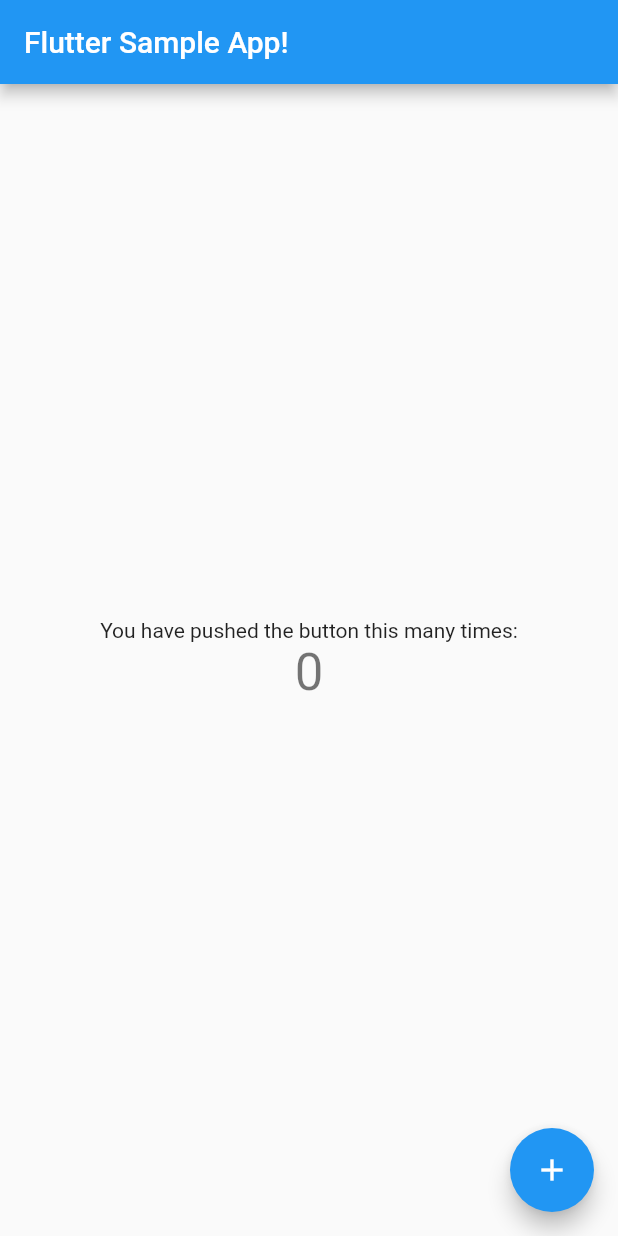
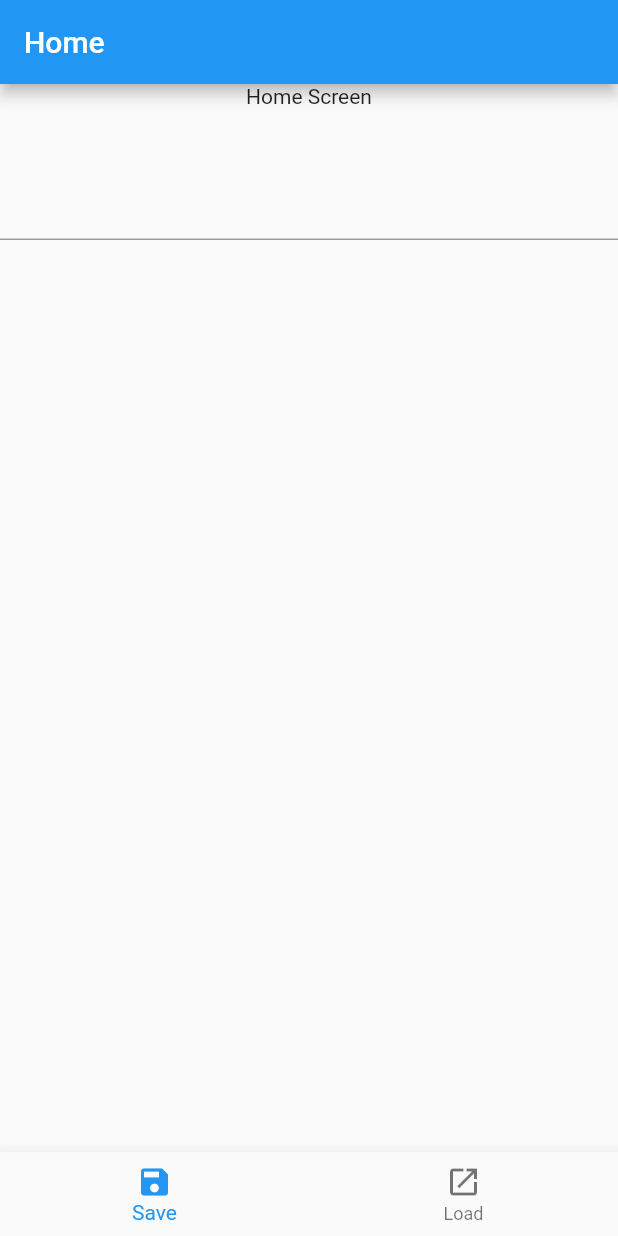
Before and after one commit to Liyuu8/flutter_app, a Flutter app: the screen it shows after launch, on a phone screen of 412 x 824 dp. Run offline on Flutter 3.47's test engine with Material 2 defaults, Android fonts, the phone set to English and light mode, and no system bars.

Commit message:
Access files

```diff
--- a/lib/main.dart
+++ b/lib/main.dart
@@ -1,4 +1,8 @@
 import 'package:flutter/material.dart';
+
+import 'dart:async';
+import 'dart:io';
+import 'package:path_provider/path_provider.dart';
 
 void main() => runApp(MyApp());
 
@@ -20,13 +24,16 @@ class MyApp extends StatelessWidget {
         // is not restarted.
         primarySwatch: Colors.blue,
       ),
-      home: MyHomePage(title: 'Flutter Sample App!'),
+      initialRoute: '/',
+      routes: {
+        '/': (context) => FirstScreen(),
+      },
     );
   }
 }
 
-class MyHomePage extends StatefulWidget {
-  MyHomePage({Key key, this.title}) : super(key: key);
+class FirstScreen extends StatefulWidget {
+  FirstScreen({Key key}) : super(key: key);
 
   // This widget is the home page of your application. It is stateful, meaning
   // that it has a State object (defined below) that contains fields that affect
@@ -37,25 +44,13 @@ class MyHomePage extends StatefulWidget {
   // used by the build method of the State. Fields in a Widget subclass are
   // always marked "final".
 
-  final String title;
-
   @override
-  _MyHomePageState createState() => _MyHomePageState();
+  _FirstScreenState createState() => _FirstScreenState();
 }
 
-class _MyHomePageState extends State<MyHomePage> {
-  int _counter = 0;
-
-  void _incrementCounter() {
-    setState(() {
-      // This call to setState tells the Flutter framework that something has
-      // changed in this State, which causes it to rerun the build method below
-      // so that the display can reflect the updated values. If we changed
-      // _counter without calling setState(), then the build method would not be
-      // called again, and so nothing would appear to happen.
-      _counter++;
-    });
-  }
+class _FirstScreenState extends State<FirstScreen> {
+  final _controller = TextEditingController();
+  final _fname = 'mydata.txt';
 
   @override
   Widget build(BuildContext context) {
@@ -69,43 +64,87 @@ class _MyHomePageState extends State<MyHomePage> {
       appBar: AppBar(
         // Here we take the value from the MyHomePage object that was created by
         // the App.build method, and use it to set our appbar title.
-        title: Text(widget.title),
+        title: Text('Home'),
       ),
-      body: Center(
-        // Center is a layout widget. It takes a single child and positions it
-        // in the middle of the parent.
-        child: Column(
-          // Column is also layout widget. It takes a list of children and
-          // arranges them vertically. By default, it sizes itself to fit its
-          // children horizontally, and tries to be as tall as its parent.
-          //
-          // Invoke "debug painting" (press "p" in the console, choose the
-          // "Toggle Debug Paint" action from the Flutter Inspector in Android
-          // Studio, or the "Toggle Debug Paint" command in Visual Studio Code)
-          // to see the wireframe for each widget.
-          //
-          // Column has various properties to control how it sizes itself and
-          // how it positions its children. Here we use mainAxisAlignment to
-          // center the children vertically; the main axis here is the vertical
-          // axis because Columns are vertical (the cross axis would be
-          // horizontal).
-          mainAxisAlignment: MainAxisAlignment.center,
-          children: <Widget>[
-            Text(
-              'You have pushed the button this many times:',
-            ),
-            Text(
-              '$_counter',
-              style: Theme.of(context).textTheme.display1,
-            ),
-          ],
-        ),
+      body: Column(
+        children: <Widget>[
+          Text('Home Screen',),
+          Padding(padding: EdgeInsets.all(20.0),),
+          TextField(
+            controller: _controller,
+          )
+        ],
       ),
-      floatingActionButton: FloatingActionButton(
-        onPressed: _incrementCounter,
-        tooltip: 'Increment',
-        child: Icon(Icons.add),
-      ), // This trailing comma makes auto-formatting nicer for build methods.
+      bottomNavigationBar: BottomNavigationBar(
+        currentIndex: 0,
+        items: <BottomNavigationBarItem>[
+          BottomNavigationBarItem(
+            title: Text('Save'),
+            icon: Icon(Icons.save),
+          ),
+          BottomNavigationBarItem(
+            title: Text('Load'),
+            icon: Icon(Icons.open_in_new),
+          ),
+        ],
+        onTap: (int value){
+          switch(value) {
+            case 0:
+              // 非同期処理だけど、戻り値を待つ必要はない。
+              saveIt(_controller.text);
+              setState(() {
+                _controller.text = '';
+              });
+              showDialog(
+                context: context,
+                builder: (BuildContext context) => AlertDialog(
+                  title: Text('saved!'),
+                  content: Text('save message to file.'),
+                )
+              );
+              break;
+            case 1:
+              setState(() {
+                // 非同期処理で、戻り値を待つ必要あり。
+                loadIt().then((String value){
+                  setState(() {
+                    _controller.text = value;
+                  });
+                  showDialog(
+                    context: context,
+                    builder: (BuildContext context) => AlertDialog(
+                      title: Text('loaded!'),
+                      content: Text('load message from file'),
+                    )
+                  );
+                });
+              });
+              break;
+            default:
+              print('no default.');
+          }
+        },
+      ),
     );
   }
+
+  Future<File> getDateFile(String filename) async {
+    final directory = await getApplicationDocumentsDirectory();
+    return File(directory.path + '/' + filename);
+  }
+
+  void saveIt(String value) async {
+    getDateFile(_fname).then((File file) {
+      file.writeAsString(value);
+    });
+  }
+
+  Future<String> loadIt() async {
+    try {
+      final file = await getDateFile(_fname);
+      return file.readAsString();
+    } catch(e) {
+      return null;
+    }
+  }
 }
--- a/pubspec.yaml
+++ b/pubspec.yaml
@@ -19,6 +19,8 @@ environment:
 dependencies:
   flutter:
     sdk: flutter
+
+  path_provider: any
 
   # The following adds the Cupertino Icons font to your application.
   # Use with the CupertinoIcons class for iOS style icons.
```
Also changed, not shown: pubspec.lock.
